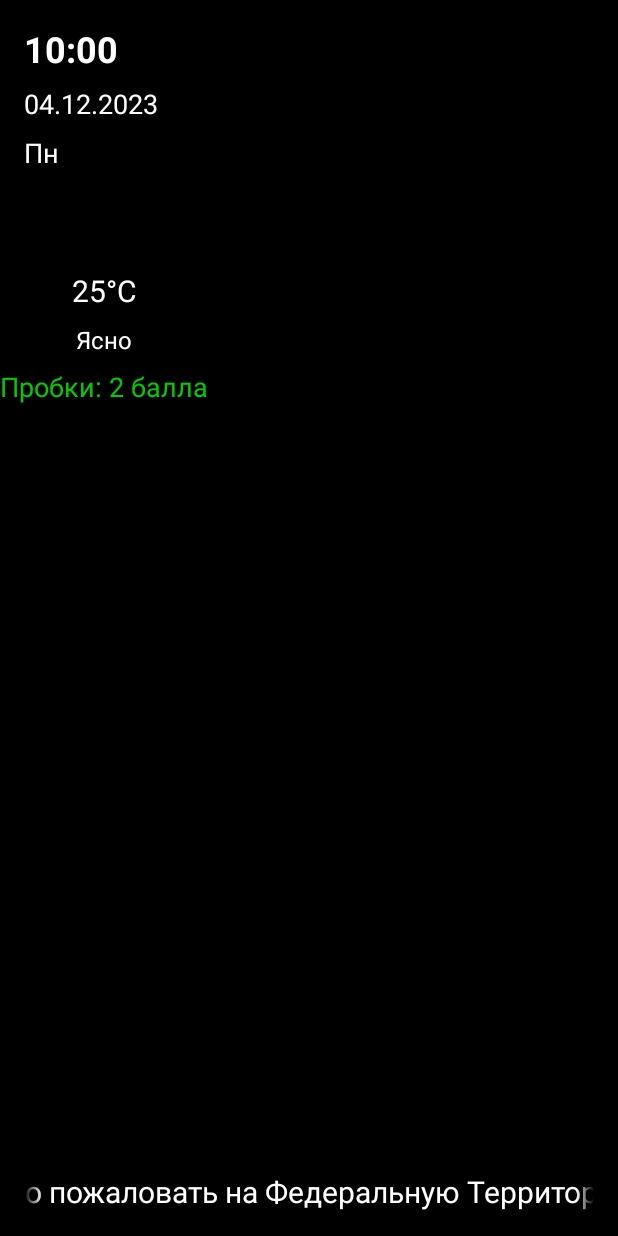
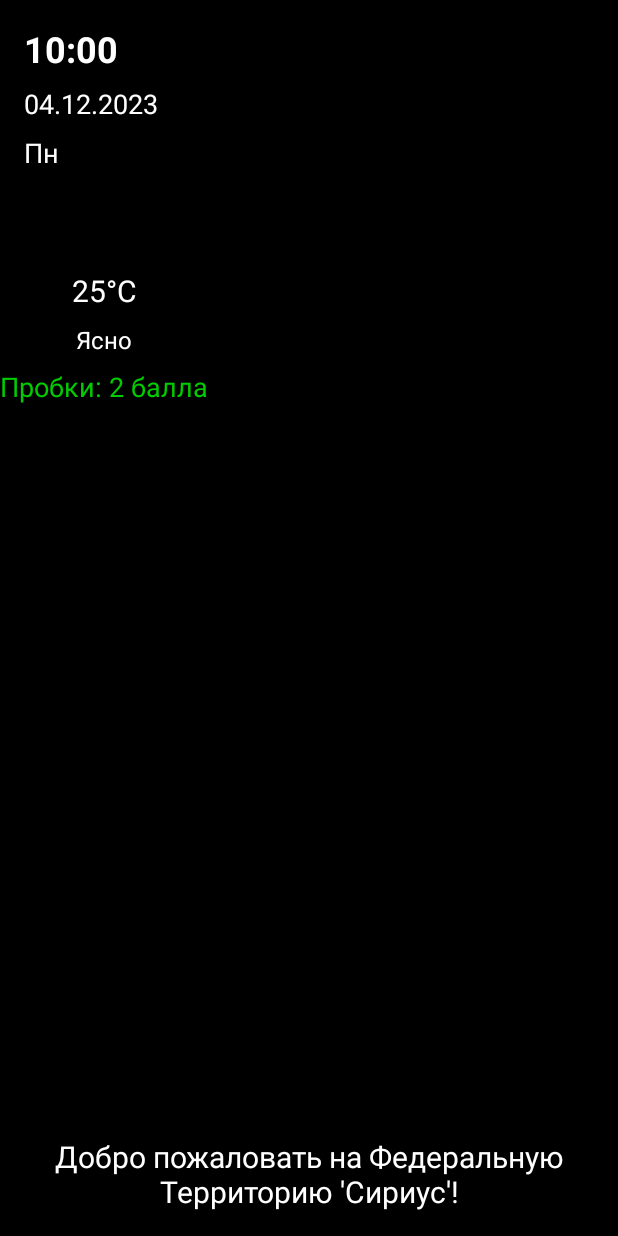
Before and after one commit to mikhailde/sirius-tablo-android, an Android app: the layout activity_main.xml on its own in the app's theme, with its tools: preview values and no code run, on a phone screen of 412 x 824 dp. Run offline under Robolectric (Android 15) with nearby library versions, the phone set to English and light mode, and no system bars.

Commit message:
Добавлено форматирование сообщений и улучшена поддержка многострочного текста
- Обновлено отображение сообщений в `MainActivity.kt`: теперь сообщения форматируются с использованием `Html.fromHtml()`, что позволяет корректно отображать переносы строк на разных версиях Android.
- Изменено свойство `singleLine` на `false` в `activity_main.xml`, что позволяет текстовому полю отображать многострочные сообщения.
- Добавлены вертикальные полосы прокрутки для улучшения пользовательского интерфейса.

Эти изменения обеспечивают более удобное чтение длинных сообщений и улучшают визуальное восприятие информации.

```diff
--- a/app/src/main/res/layout/activity_main.xml
+++ b/app/src/main/res/layout/activity_main.xml
@@ -101,9 +101,11 @@
         android:gravity="center"
         android:marqueeRepeatLimit="marquee_forever"
         android:scrollHorizontally="true"
-        android:singleLine="true"
+        android:singleLine="false"
         android:textColor="@color/white"
         android:textSize="20sp"
+        android:inputType="textMultiLine"
+        android:scrollbars="vertical"
         app:layout_constraintBottom_toBottomOf="parent"
         app:layout_constraintEnd_toEndOf="parent"
         app:layout_constraintStart_toStartOf="parent"
```
Also changed, not shown: app/src/main/java/com/example/tabloapp/ui/features/main/view/MainActivity.kt (+6 -1 lines).
